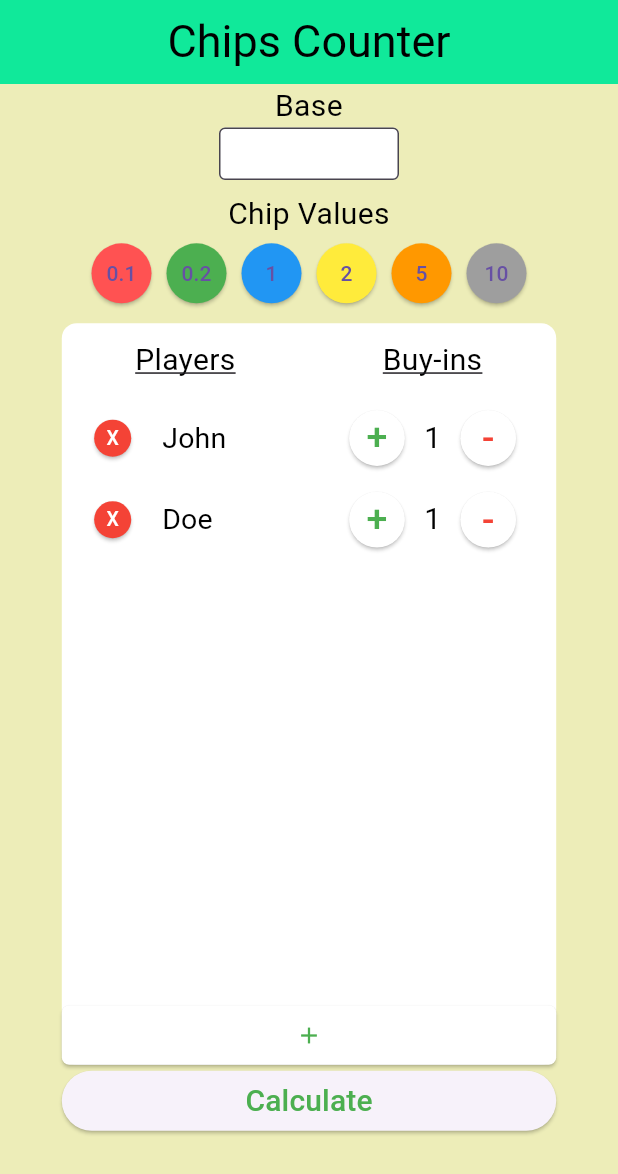
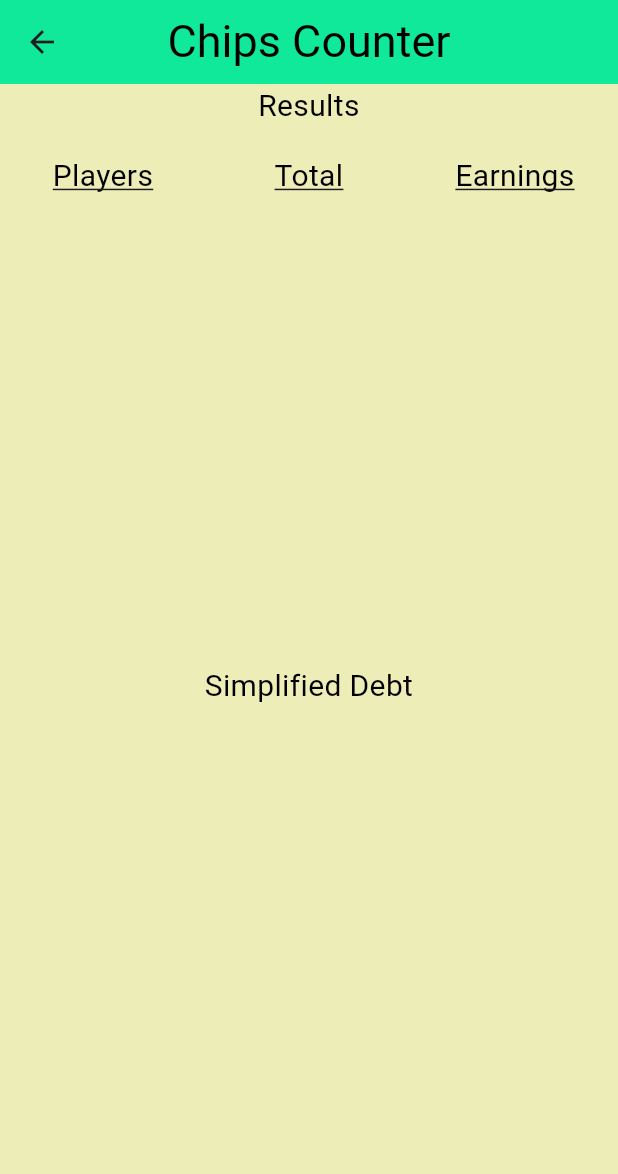
Before and after one commit to Boonpin97/chips_counter, a Flutter app: the screen it shows after launch, after a tap on "Calculate", on a phone screen of 412 x 824 dp. Shown: the top 1174 px of the screen. Run offline on Flutter 3.47's test engine with Material 3 defaults, Android fonts, the phone set to English and light mode, and no system bars.

Commit message:
Finished app

```diff
--- a/lib/class/players.dart
+++ b/lib/class/players.dart
@@ -1,21 +1,19 @@
 class Players {
   String name;
   int buyin = 1;
-  double base;
+  double base = 0.0;
   double total = 0.0;
   double playerBase = 0.0;
   double earning = 0.0;
-  List<double> denominationCount = [];
+  List<int> denominationCount = [];
 
   void increasebuyin() {
     buyin++;
-    updateValues();
   }
 
   void decreasebuyin(int mode) {
     if (buyin > 0) {
       buyin--;
-      updateValues();
     }
   }
 
@@ -25,7 +23,7 @@ class Players {
     print("$name Total: $total, Earning: $earning, Base: $playerBase, Total: $total");
   }
 
-  Players(this.name, [this.base = 25.0]) {
-    playerBase = buyin * this.base;
+  Players(this.name) {
+    playerBase = buyin * base;
   }
 }
--- a/lib/main.dart
+++ b/lib/main.dart
@@ -2,11 +2,12 @@ import 'package:chips_counter/widgets/denomination.dart';
 import 'package:flutter/material.dart';
 import '/pages/home.dart';
 import 'pages/denominationPage.dart';
+import 'pages/summaryPage.dart';
 import 'class/players.dart';
 
 List<Players> playersList = [
-  Players("John"),
-  Players("Doe"),
+  // Players("John"),
+  // Players("Doe"),
   // Players("Lily"),
   // Players("Emily"),
   // Players("Michael"),
@@ -16,11 +17,19 @@ List<Players> playersList = [
 ];
 
 void main() {
+  // playersList[0].earning = 50;
+  // playersList[1].earning = 30;
+  // playersList[2].earning = 100;
+  // playersList[3].earning = -60;
+  // playersList[4].earning = -50;
+  // playersList[5].earning = -70;
+
   runApp(MaterialApp(
     initialRoute: '/home',
     routes: {
       "/home": (context) => HomePage(playersList),
       "/chipPage": (context) => DenominationPage(playersList),
+      "/summaryPage": (context) => SummaryPage(playersList),
     },
   ));
 }
--- a/lib/pages/denominationPage.dart
+++ b/lib/pages/denominationPage.dart
@@ -1,3 +1,4 @@
+import 'package:chips_counter/main.dart';
 import 'package:chips_counter/widgets/denomination.dart';
 import 'package:flutter/material.dart';
 import '/widgets/playerdenomination.dart';
@@ -19,9 +20,16 @@ class DenominationPage extends StatefulWidget {
 class _DenominationPageState extends State<DenominationPage> {
   List<Players> playersList;
   _DenominationPageState(this.playersList);
+
   void _setStateHandler() {
     for (int i = 0; i < playersList.length; i++) {
+      double total = 0;
+      for (int j = 0; j < playersList[i].denominationCount.length; j++) {
+        total += playersList[i].denominationCount[j] * double.parse(denominationList[j]);
+      }
+      playersList[i].total = total;
       playersList[i].updateValues();
+      print(playersList[i].name + playersList[i].denominationCount.toString());
     }
     setState(() {});
   }
--- a/lib/pages/home.dart
+++ b/lib/pages/home.dart
@@ -25,7 +25,6 @@ class _MyWidgetState extends State<HomePage> {
       base = double.parse(input);
       for (int i = 0; i < playersList.length; i++) {
         playersList[i].base = base;
-        playersList[i].updateValues();
       }
     });
   }
--- /dev/null
+++ b/lib/pages/summaryPage.dart
@@ -0,0 +1,51 @@
+import 'package:chips_counter/widgets/simplifydebt.dart';
+import 'package:flutter/foundation.dart';
+import 'package:flutter/material.dart';
+import '/class/players.dart';
+import '/widgets/playerearning.dart';
+import 'dart:math';
+import '/widgets/simplifydebt.dart';
+
+class SummaryPage extends StatelessWidget {
+  List<Players> playersList;
+  SummaryPage(this.playersList, {Key? key}) : super(key: key);
+
+  @override
+  Widget build(BuildContext context) {
+    double screenHeight = MediaQuery.of(context).size.height;
+    double screenWidth = MediaQuery.of(context).size.width;
+    return Scaffold(
+      backgroundColor: const Color(0xFFEDEDB8),
+      appBar: AppBar(
+        title: const Text(
+          'Chips Counter',
+          style: TextStyle(fontSize: 30, color: Colors.black),
+        ),
+        backgroundColor: const Color(0xFF10E99A),
+        centerTitle: true,
+      ),
+      body: SingleChildScrollView(
+        child: Container(
+          height: screenHeight * 0.8,
+          child: Column(
+            children: [
+              PlayerEarning(playersList),
+              SizedBox(
+                height: screenHeight * 0.05,
+              ),
+              SizedBox(
+                height: screenHeight * 0.1,
+                child: const Text(
+                  'Simplified Debt',
+                  textAlign: TextAlign.center,
+                  style: TextStyle(fontSize: 20, color: Colors.black),
+                ),
+              ),
+              SimplifyDebt(playersList)
+            ],
+          ),
+        ),
+      ),
+    );
+  }
+}
--- a/lib/params.dart
+++ b/lib/params.dart
@@ -1,7 +1,8 @@
 import 'package:flutter/material.dart';
 
 const List<Color> coinColor = [Colors.redAccent, Colors.green, Colors.blue, Colors.yellow, Colors.orange, Colors.grey];
-List<String> denominationList = ['0.1', '0.2', '1', '2', '5', '10'];
+//List<String> denominationList = ['0.1', '0.2', '1', '2', '5', '10'];
+List<String> denominationList = [];
 
 class ScreenArguments {
   final int index;
--- a/lib/widgets/calculatebutton.dart
+++ b/lib/widgets/calculatebutton.dart
@@ -12,7 +12,13 @@ class CalculateButton extends StatelessWidget {
     return Container(
       width: screenWidth * buttonWidth,
       child: ElevatedButton(
-          onPressed: () {},
+          onPressed: () {
+            Navigator.pushNamed(
+              context,
+              '/summaryPage',
+              //arguments: ScreenArguments(index),
+            );
+          },
           child: const Text('Calculate',
               style: TextStyle(
                 fontSize: 20,
--- a/lib/widgets/playercard.dart
+++ b/lib/widgets/playercard.dart
@@ -1,3 +1,4 @@
+import 'package:chips_counter/main.dart';
 import 'package:chips_counter/pages/denominationPage.dart';
 import 'package:chips_counter/widgets/denomination.dart';
 import 'package:flutter/cupertino.dart';
@@ -70,6 +71,10 @@ class _PlayerCardState extends State<PlayerCard> {
                     // navigate to a named route and
                     // provide the arguments as an optional
                     // parameter.
+                    if (playersList[index].denominationCount.isEmpty) {
+                      playersList[index].denominationCount = List<int>.filled(denominationList.length, 0);
+                    }
+                    playersList[index].updateValues();
                     Navigator.pushNamed(
                       context,
                       '/chipPage',
--- a/lib/widgets/playerdenomination.dart
+++ b/lib/widgets/playerdenomination.dart
@@ -26,7 +26,6 @@ class _PlayerDenominationState extends State<PlayerDenomination> {
 
   Players player;
   _PlayerDenominationState(this.player, this._handler);
-
   void _setStateHandler() {
     setState(() {});
   }
--- /dev/null
+++ b/lib/widgets/playerearning.dart
@@ -0,0 +1,82 @@
+import 'package:chips_counter/widgets/earningcard.dart';
+import 'package:flutter/cupertino.dart';
+import 'package:flutter/material.dart';
+import 'package:flutter/widgets.dart';
+import '/widgets/playercard.dart';
+import '/class/players.dart';
+import '/widgets/earningcard.dart';
+
+const whiteAreaWidth = 0.8;
+const whiteAreaHeight = 0.6;
+const titleHeight = 0.05;
+
+class PlayerEarning extends StatelessWidget {
+  List<Players> playersList;
+
+  PlayerEarning(this.playersList);
+
+  Widget build(BuildContext context) {
+    double screenHeight = MediaQuery.of(context).size.height;
+    double screenWidth = MediaQuery.of(context).size.width;
+    return Container(
+      decoration: const BoxDecoration(color: const Color(0xFFEDEDB8)),
+      alignment: Alignment.center,
+      child: Column(
+        children: [
+          SizedBox(
+            height: screenHeight * titleHeight,
+            child: const Text(
+              'Results',
+              textAlign: TextAlign.center,
+              style: TextStyle(fontSize: 20, color: Colors.black),
+            ),
+          ),
+          Row(
+            children: [
+              Container(
+                width: screenWidth / 3,
+                height: screenHeight * titleHeight,
+                alignment: Alignment.center,
+                child: const Text(
+                  'Players',
+                  textAlign: TextAlign.center,
+                  style: TextStyle(fontSize: 20, color: Colors.black, decoration: TextDecoration.underline),
+                ),
+              ),
+              Container(
+                width: screenWidth / 3,
+                height: screenHeight * titleHeight,
+                alignment: Alignment.center,
+                child: const Text(
+                  'Total',
+                  textAlign: TextAlign.center,
+                  style: TextStyle(fontSize: 20, color: Colors.black, decoration: TextDecoration.underline),
+                ),
+              ),
+              Container(
+                width: screenWidth / 3,
+                height: screenHeight * titleHeight,
+                alignment: Alignment.center,
+                child: const Text(
+                  'Earnings',
+                  textAlign: TextAlign.center,
+                  style: TextStyle(fontSize: 20, color: Colors.black, decoration: TextDecoration.underline),
+                ),
+              ),
+            ],
+          ),
+          Container(
+            width: screenWidth,
+            height: screenHeight * 0.32,
+            child: ListView.builder(
+              itemCount: playersList.length,
+              itemBuilder: (context, index) {
+                return EarningCard(playersList[index]);
+              },
+            ),
+          ),
+        ],
+      ),
+    );
+  }
+}
--- /dev/null
+++ b/lib/widgets/simplifydebt.dart
@@ -0,0 +1,109 @@
+import 'package:flutter/foundation.dart';
+import 'package:flutter/material.dart';
+import '/class/players.dart';
+
+class SimplifyDebt extends StatelessWidget {
+  List<Players> playersList;
+  SimplifyDebt(this.playersList, {Key? key}) : super(key: key);
+
+  String settleDebts(List<Players> players) {
+    // Split players into givers and receivers
+    String returnString = "";
+    List<Players> givers = [];
+    List<Players> receivers = [];
+
+    givers = players.where((player) => player.earning < 0).toList();
+    receivers = players.where((player) => player.earning > 0).toList();
+    givers.sort((b, a) => a.earning.compareTo(b.earning));
+    receivers.sort((a, b) => a.earning.compareTo(b.earning));
+    double net = 0;
+    for (Players player in playersList) {
+      net += player.earning;
+    }
+    if (net != 0.0) {
+      returnString = "Earnings doesn't tally";
+      print("Earnings doesn't tally");
+      return returnString;
+    }
+    int givers_index = 0;
+    int receivers_index = 0;
+
+    while (givers_index < givers.length && receivers_index < receivers.length) {
+      if (givers[givers_index].earning.abs() == receivers[receivers_index].earning) {
+        returnString += (givers[givers_index].name +
+            " --> " +
+            receivers[receivers_index].name +
+            " " +
+            receivers[receivers_index].earning.toString() +
+            "\n");
+        givers.removeAt(givers_index);
+        receivers.removeAt(receivers_index);
+      }
+      givers_index++;
+      if (givers_index > givers.length - 1) {
+        givers_index = 0;
+        receivers_index++;
+      }
+    }
+    givers_index = 0;
+    receivers_index = 0;
+    while (givers_index < givers.length && receivers_index < receivers.length) {
+      if (givers[givers_index].earning.abs() == receivers[receivers_index].earning) {
+        returnString += (givers[givers_index].name +
+            " --> " +
+            receivers[receivers_index].name +
+            " " +
+            receivers[receivers_index].earning.toString() +
+            "\n");
+        givers.removeAt(givers_index);
+        receivers.removeAt(receivers_index);
+      } else if (givers[givers_index].earning.abs() <= receivers[receivers_index].earning) {
+        returnString += (givers[givers_index].name +
+            " --> " +
+            receivers[receivers_index].name +
+            " " +
+            givers[givers_index].earning.abs().toString() +
+            "\n");
+        receivers[receivers_index].earning -= givers[givers_index].earning.abs();
+        givers.removeAt(givers_index);
+      } else if (givers[givers_index].earning.abs() > receivers[receivers_index].earning) {
+        returnString += (givers[givers_index].name +
+            " --> " +
+            receivers[receivers_index].name +
+            " " +
+            receivers[receivers_index].earning.toString() +
+            "\n");
+        givers[givers_index].earning += receivers[receivers_index].earning;
+        receivers.removeAt(receivers_index);
+      } else {
+        givers_index++;
+        if (givers_index > givers.length - 1) {
+          givers_index = 0;
+          receivers_index++;
+        }
+      }
+      // print("-------------------");
+      // for (Players giver in givers) {
+      //   print("${giver.name}: ${giver.earning}");
+      // }
+      // for (Players receiver in receivers) {
+      //   print("${receiver.name}: ${receiver.earning}");
+      // }
+
+      // print("R index: $receivers_index, G index: $givers_index");
+      // print("-------------------");
+
+      // print("Number of givers left: ${givers.length}");
+      // print("Number of receivers left: ${receivers.length}");
+    }
+    return returnString;
+  }
+
+  @override
+  Widget build(BuildContext context) {
+    return Text(
+      settleDebts(playersList),
+      style: TextStyle(fontSize: 20, color: Colors.black),
+    );
+  }
+}
```
Also changed, not shown: lib/widgets/chipscard.dart (+13 -7 lines), lib/widgets/earningcard.dart (added, +50 -0 lines).
